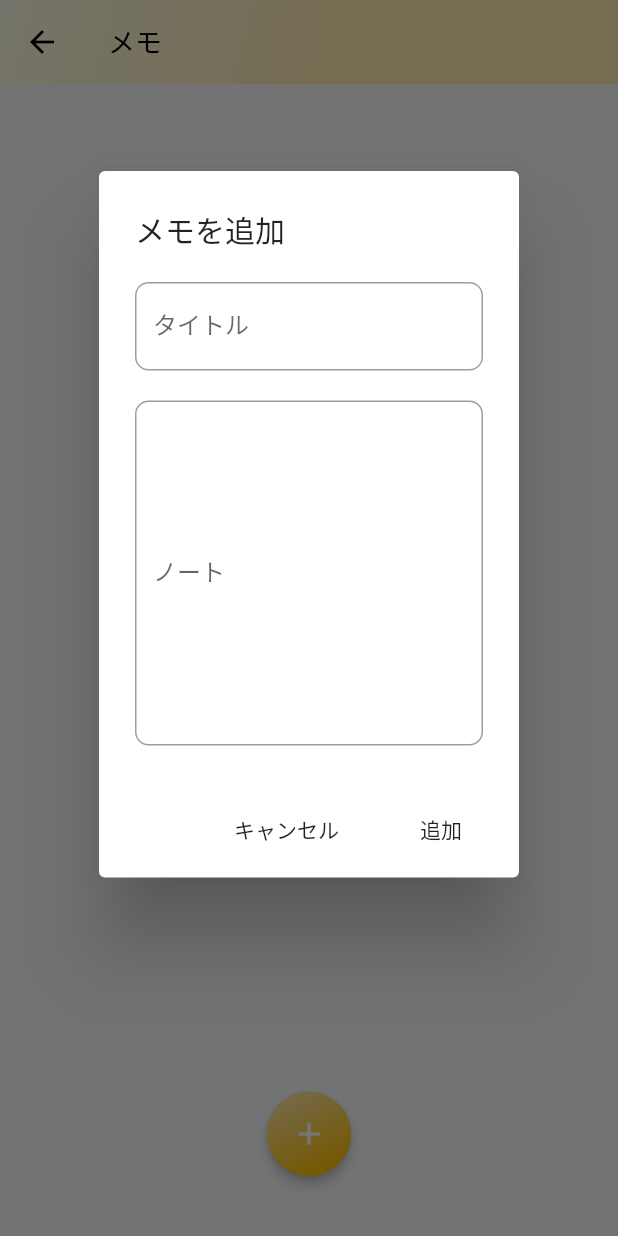
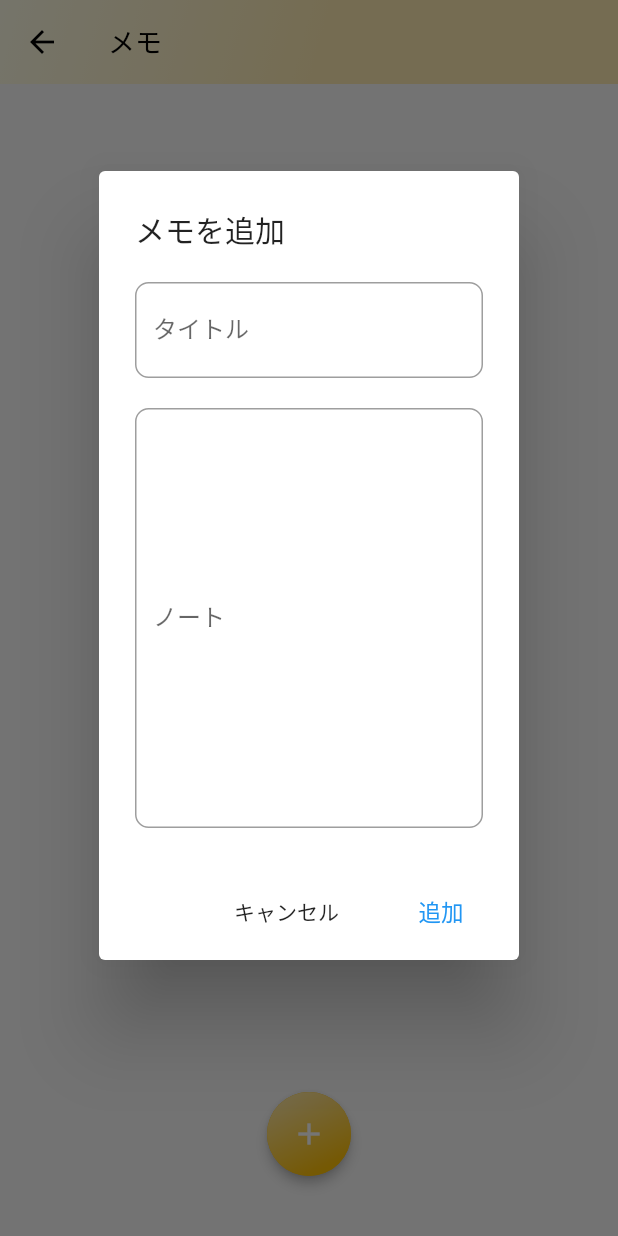
Before and after one commit to shunta0213/KaihatsuDojo, a Flutter app: the Note screen opened by its route, after a tap on the "add" icon, on a phone screen of 412 x 824 dp. Run offline on Flutter 3.47's test engine with Material 2 defaults, Android fonts, the phone set to English and light mode, and no system bars; our stand-ins replace cloud_firestore, firebase_auth, firebase_core, flutter_riverpod, font_awesome_flutter; accounts and stored records are empty; network calls fail.

Commit message:
ボタン変更

```diff
--- a/lib/view/drawer/drawerPages/note/addNote.dart
+++ b/lib/view/drawer/drawerPages/note/addNote.dart
@@ -16,7 +16,10 @@ void showAddNoteDialog(
               height: 90,
             ),
             AlertDialog(
-              title: const Text('メモを追加'),
+              title: const Text(
+                'メモを追加',
+                style: TextStyle(fontFamily: 'NotoSansJP'),
+              ),
               content: SingleChildScrollView(
                 child: ListBody(
                   children: <Widget>[
@@ -57,10 +60,20 @@ void showAddNoteDialog(
               actions: <Widget>[
                 MaterialButton(
                     onPressed: () => Navigator.of(context).pop(),
-                    child: const Text('キャンセル')),
+                    child: const Text(
+                      'キャンセル',
+                      style: TextStyle(fontFamily: 'NotoSansJP'),
+                    )),
                 MaterialButton(
-                  child: const Text('追加'),
-                  onPressed: () => addNote(noteTitle: noteTitle, note: note, uid: uid),
+                  child: const Text(
+                    '追加',
+                    style: TextStyle(
+                        fontFamily: 'NotoSansJP',
+                        color: Colors.blue,
+                        fontSize: 15),
+                  ),
+                  onPressed: () =>
+                      addNote(noteTitle: noteTitle, note: note, uid: uid),
                 ),
               ],
             ),
--- a/lib/view/pages/topPage/todayDishList.dart
+++ b/lib/view/pages/topPage/todayDishList.dart
@@ -44,6 +44,7 @@ class TopDishesList extends StatelessWidget {
                     document.get('name'),
                     style: const TextStyle(
                         fontSize: 15,
+                        fontFamily: 'NotoSansJP',
                         fontWeight: FontWeight.bold,
                         color: Colors.black87,
                         height: 0),
@@ -52,6 +53,7 @@ class TopDishesList extends StatelessWidget {
                   minVerticalPadding: 0,
                   subtitle: Text(
                     document.get('genre'),
+                    style: TextStyle(fontFamily: 'NotoSansJP'),
                   ),
                 ),
               );
--- a/pubspec.yaml
+++ b/pubspec.yaml
@@ -82,6 +82,11 @@ flutter:
       - assets/images/appIcon.png
       - assets/images/topPageDeco.png
 
+  fonts:
+    - family: NotoSansJP
+      fonts:
+        - asset: assets/fonts/NotoSansJP-Medium.otf
+
 
   # An image asset can refer to one or more resolution-specific "variants", see
   # https://flutter.dev/assets-and-images/#resolution-aware.
```
Also changed, not shown: lib/main.dart (+4 -5 lines), lib/view/dishList/deleteDish.dart (+15 -4 lines), lib/view/dishList/dishList.dart (+16 -8 lines), lib/view/drawer/drawer.dart (+60 -15 lines), lib/view/drawer/drawerPages/note/note.dart (+11 -4 lines), lib/view/pages/topPage/date.dart (+4 -4 lines), 1 other file.
